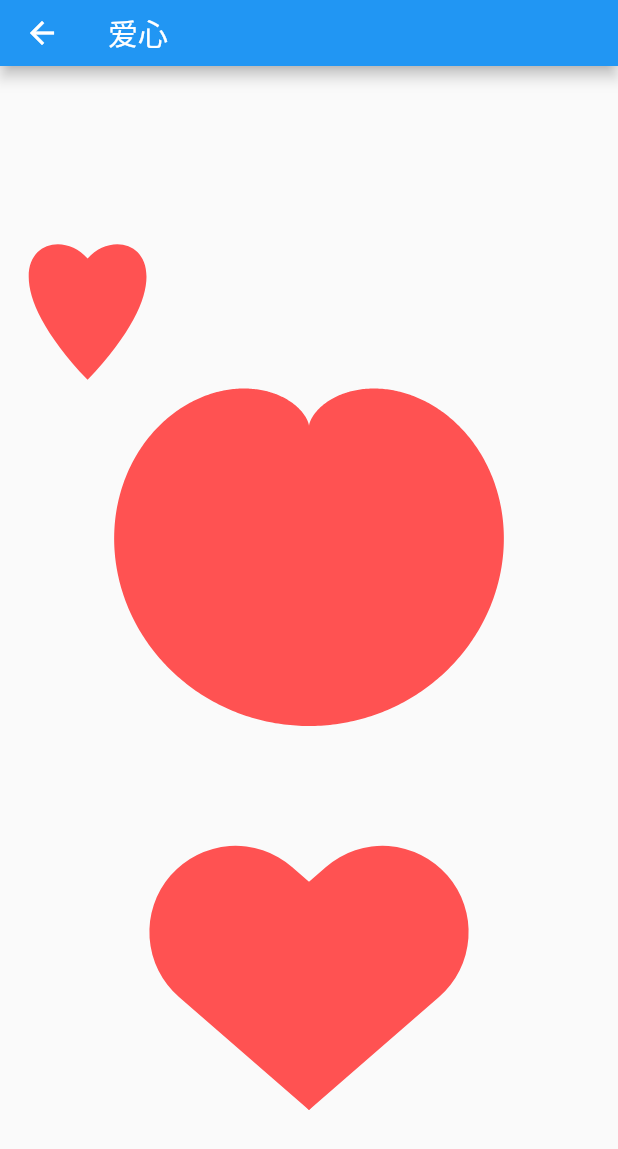
After one commit to dev-zhang/flutter_study, a Flutter app: the CanvasPage screen opened directly, after a tap on "爱心形状", on a phone screen of 412 x 824 dp. The commit adds this screen. Shown: the top 1149 px of the screen. Run offline on Flutter 3.47's test engine with Material 2 defaults, Android fonts, the phone set to English and light mode, and no system bars; our stand-ins replace event_bus, flutter_svg; missing offline and left inert: color_thief_flutter.

Commit message:
新增Canvas相关示例。

```diff
--- /dev/null
+++ b/lib/canvas/canvas_page.dart
@@ -0,0 +1,41 @@
+import 'package:flutter/material.dart';
+import 'package:flutter_study/canvas/bezier_path_page.dart';
+import 'package:flutter_study/canvas/coordinate_system_page.dart';
+import 'package:flutter_study/canvas/heart_shape_page.dart';
+import 'package:flutter_study/canvas/widget/coordinate_system_widget.dart';
+import 'package:flutter_study/constant/constant.dart';
+import 'package:flutter_study/widget/example_tile.dart';
+
+class CanvasPage extends StatelessWidget {
+  @override
+  Widget build(BuildContext context) {
+    return Scaffold(
+      appBar: PreferredSize(
+        child: AppBar(title: Text('Canvas')),
+        preferredSize: Size.fromHeight(kAppBarHeight),
+      ),
+      body: _buildBody(context),
+    );
+  }
+
+  Widget _buildBody(BuildContext context) {
+    return Center(
+      child: Column(
+        children: <Widget>[
+          ExampleTile(
+            title: '坐标系绘制',
+            targetPage: CoordinateSystemPage(),
+          ),
+          ExampleTile(
+            title: '爱心形状',
+            targetPage: HeartShapePage(),
+          ),
+          ExampleTile(
+            title: '贝塞尔曲线',
+            targetPage: BezierPathPage(),
+          ),
+        ],
+      ),
+    );
+  }
+}
--- /dev/null
+++ b/lib/canvas/heart_shape_page.dart
@@ -0,0 +1,44 @@
+import 'package:flutter/material.dart';
+import 'package:flutter_study/canvas/widget/cardioid_widget.dart';
+import 'package:flutter_study/canvas/widget/cubic_heart_widget.dart';
+import 'package:flutter_study/canvas/widget/heart_shape.dart';
+import 'package:flutter_study/constant/constant.dart';
+
+class HeartShapePage extends StatelessWidget {
+  @override
+  Widget build(BuildContext context) {
+    return Scaffold(
+      appBar: PreferredSize(
+        child: AppBar(title: Text('爱心')),
+        preferredSize: Size.fromHeight(kAppBarHeight),
+      ),
+      body: Center(
+        child: SingleChildScrollView(
+          child: Column(
+            children: <Widget>[
+              SizedBox(
+                width: double.infinity,
+                child: CubicHeartWidget(),
+              ),
+              SizedBox(
+                width: double.infinity,
+                child: AspectRatio(
+                  aspectRatio: 1,
+                  child: CardioidWidget(),
+                ),
+              ),
+              SizedBox(
+                width: 260,
+                height: 200,
+                child: Container(
+                  // color: Colors.grey,
+                  child: HeartShape(),
+                ),
+              ),
+            ],
+          ),
+        ),
+      ),
+    );
+  }
+}
--- /dev/null
+++ b/lib/canvas/widget/cardioid_widget.dart
@@ -0,0 +1,54 @@
+import 'dart:math';
+
+import 'package:flutter/material.dart';
+
+class CardioidWidget extends StatelessWidget {
+  @override
+  Widget build(BuildContext context) {
+    return CustomPaint(
+      painter: _CardioidPainter(),
+    );
+  }
+}
+
+class _CardioidPainter extends CustomPainter {
+  @override
+  void paint(Canvas canvas, Size size) {
+    _drawCardioid(canvas, size);
+  }
+
+  @override
+  bool shouldRepaint(CustomPainter oldDelegate) {
+    return true;
+  }
+}
+
+// 心脏线
+void _drawCardioid(Canvas canvas, Size size) {
+  final a = 50.0;
+  var t = 0.0;
+  var maxT = pi * 2;
+  var vt = 0.01;
+  final maxI = (maxT / vt).ceil();
+  final arr = <Offset>[];
+  var x = 0.0;
+  var y = 0.0;
+  for (var i = 0; i <= maxI; i++) {
+    x = a * (2 * sin(t) + sin(2 * t));
+    y = a * (2 * cos(t) + cos(2 * t));
+    t += vt;
+    arr.add(Offset(x, y));
+  }
+  final path = Path();
+  path.moveTo(arr.first.dx, arr.first.dy);
+  for (var offset in arr) {
+    path.lineTo(offset.dx, offset.dy);
+  }
+  final paint = Paint();
+  paint
+    ..color = Colors.redAccent
+    ..style = PaintingStyle.fill
+    ..strokeWidth = 5;
+  canvas.translate(size.width / 2.0, size.height / 2.0);
+  canvas.drawPath(path, paint);
+}
--- /dev/null
+++ b/lib/canvas/widget/cubic_heart_widget.dart
@@ -0,0 +1,50 @@
+import 'package:flutter/material.dart';
+
+class CubicHeartWidget extends StatelessWidget {
+  @override
+  Widget build(BuildContext context) {
+    return CustomPaint(
+      painter: _CubicHeartPainter(),
+    );
+  }
+}
+
+class _CubicHeartPainter extends CustomPainter {
+  @override
+  void paint(Canvas canvas, Size size) {
+    _drawCubicHeart(canvas, size);
+  }
+
+  @override
+  bool shouldRepaint(CustomPainter oldDelegate) {
+    return true;
+  }
+}
+
+// 使用贝塞尔曲线绘制心形
+void _drawCubicHeart(Canvas canvas, Size size) {
+  final mPath = new Path();
+  final v = 396.0 - 200;
+  final scale = 0.4;
+  mPath.moveTo((v - 50.0) * scale, 313 * scale);
+  mPath.cubicTo(
+    (207 - 50.0 - 200) * scale,
+    114 * scale,
+    (339 - 50.0 - 200) * scale,
+    46 * scale,
+    (v - 50.0) * scale,
+    111 * scale,
+  );
+  mPath.cubicTo(
+    (453 - 50.0 - 200) * scale,
+    46 * scale,
+    (585 - 50.0 - 200) * scale,
+    114 * scale,
+    (v - 50.0) * scale,
+    313 * scale,
+  );
+
+  final paint = Paint();
+  paint..color = Colors.redAccent;
+  canvas.drawPath(mPath, paint);
+}
--- /dev/null
+++ b/lib/canvas/widget/heart_shape.dart
@@ -0,0 +1,69 @@
+import 'dart:math';
+import 'dart:ui';
+
+import 'package:flutter/material.dart';
+
+class HeartShape extends StatelessWidget {
+  @override
+  Widget build(BuildContext context) {
+    return CustomPaint(
+      painter: _HeartShapePainter(),
+    );
+  }
+}
+
+class _HeartShapePainter extends CustomPainter {
+  @override
+  void paint(Canvas canvas, Size size) {
+    _drawCustomHeart(canvas, size);
+  }
+
+  // 使用几何图形绘制心形
+  void _drawCustomHeart(Canvas canvas, Size size) {
+    final paint = Paint();
+    paint..color = Colors.redAccent;
+
+    double maxRectH = size.width / 2.0 / cos(_getRad(41));
+    maxRectH = min(maxRectH, size.height);
+    final rectH = maxRectH;
+    final rectW = rectH * 2 / 3;
+
+    final path = Path();
+
+    canvas.translate(size.width / 2.0, size.height);
+    canvas.save();
+    canvas.save();
+
+    path.addRRect(
+      RRect.fromRectAndCorners(
+        Rect.fromLTWH(0, -rectH, rectW, rectH),
+        topLeft: Radius.circular(rectW / 2.0),
+        topRight: Radius.circular(rectW / 2.0),
+      ),
+    );
+    canvas.rotate(-_getRad(49));
+    canvas.drawPath(path, paint);
+    canvas.restore();
+
+    path.reset();
+    path.addRRect(
+      RRect.fromRectAndCorners(
+        Rect.fromLTWH(-rectW, -rectH, rectW, rectH),
+        topLeft: Radius.circular(rectW / 2.0),
+        topRight: Radius.circular(rectW / 2.0),
+      ),
+    );
+    canvas.rotate(_getRad(49));
+    canvas.drawPath(path, paint);
+    canvas.restore();
+  }
+
+  double _getRad(double angle) {
+    return pi / 180 * angle;
+  }
+
+  @override
+  bool shouldRepaint(CustomPainter oldDelegate) {
+    return oldDelegate != this;
+  }
+}
--- a/lib/home_page.dart
+++ b/lib/home_page.dart
@@ -3,6 +3,7 @@ import 'package:flutter_study/animation/animation_page.dart';
 import 'package:flutter_study/basic/anonymous_function_page.dart';
 import 'package:flutter_study/bottom_tab/bottom_tab_page.dart';
 import 'package:flutter_study/bottom_tab/global_event_bus.dart';
+import 'package:flutter_study/canvas/canvas_page.dart';
 import 'package:flutter_study/color_recognition/color_recognition_page.dart';
 import 'package:flutter_study/container_type/container_type_list_page.dart';
 import 'package:flutter_study/debounce/debounce_page.dart';
@@ -79,6 +80,7 @@ class HomePage extends StatelessWidget {
                 title: 'EdgeInsetsGeometry', targetPage: EdgeInsetsPage()),
             _buildItem(context,
                 title: '匿名函数', targetPage: AnonymousFunctionPage()),
+            _buildItem(context, title: 'Canvas', targetPage: CanvasPage()),
           ],
         ),
       ),
--- a/lib/main.dart
+++ b/lib/main.dart
@@ -8,6 +8,7 @@ class MyApp extends StatelessWidget {
   Widget build(BuildContext context) {
     return MaterialApp(
       title: 'Flutter study',
+      debugShowCheckedModeBanner: false,
       theme: ThemeData(
         cardColor: Color(0xff426ab3),
         primaryTextTheme: TextTheme(
--- /dev/null
+++ b/lib/widget/example_tile.dart
@@ -0,0 +1,43 @@
+import 'package:flutter/material.dart';
+
+class ExampleTile extends StatelessWidget {
+  const ExampleTile({
+    Key key,
+    this.onTap,
+    this.targetPage,
+    @required this.title,
+  })  : assert(title != null),
+        assert(onTap != null || targetPage != null),
+        super(key: key);
+
+  final VoidCallback onTap;
+  final Widget targetPage;
+  final String title;
+
+  @override
+  Widget build(BuildContext context) {
+    return Container(
+      width: 300,
+      height: 60,
+      child: InkWell(
+        onTap: onTap ??
+            () {
+              if (targetPage == null) {
+                return;
+              }
+              Navigator.of(context).push(
+                MaterialPageRoute(builder: (_) => targetPage),
+              );
+            },
+        child: Card(
+          child: Center(
+            child: Text(
+              title,
+              style: Theme.of(context).textTheme.button,
+            ),
+          ),
+        ),
+      ),
+    );
+  }
+}
```
Also changed, not shown: lib/canvas/bezier_path_page.dart (added, +30 -0 lines), lib/canvas/coordinate_system_page.dart (added, +38 -0 lines), lib/canvas/widget/coordinate_system_widget.dart (added, +68 -0 lines).
